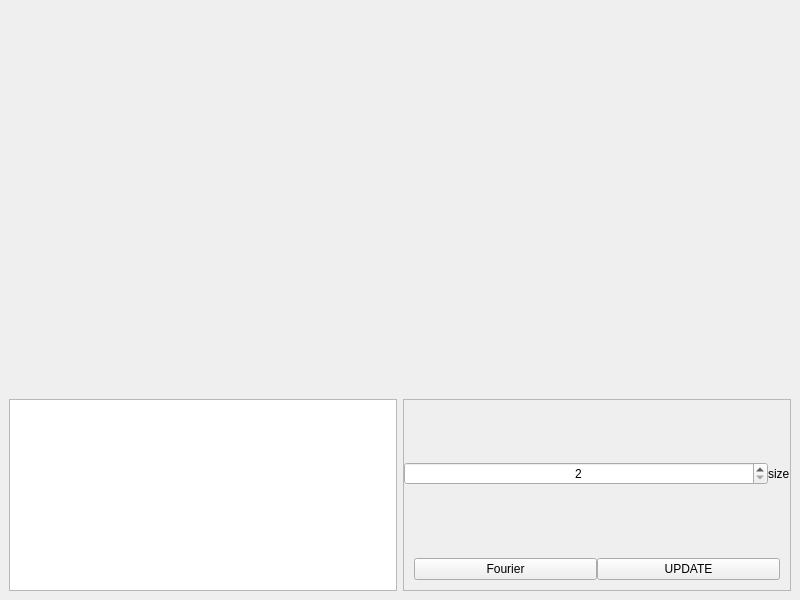
Qt form interface/interface.ui (genzorr/optical-simulation) before a commit.
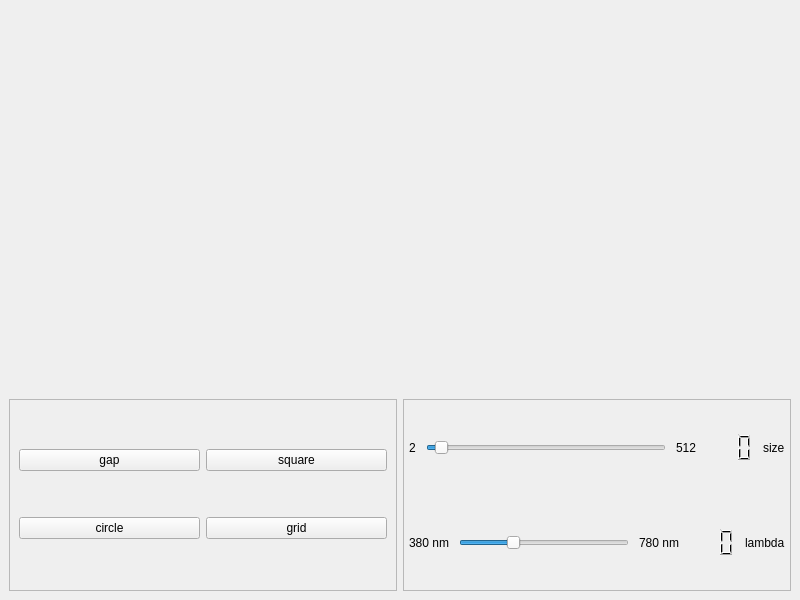
The same form after that commit.

Commit message: Added lambda value slider, size slider. Work properly.

What changed in the file:
```diff
--- a/interface/interface.ui
+++ b/interface/interface.ui
@@ -143,18 +143,48 @@
      </layout>
     </item>
     <item>
-     <layout class="QHBoxLayout" name="hl2" stretch="0,0">
+     <layout class="QHBoxLayout" name="hl2" stretch="1,1">
       <property name="sizeConstraint">
        <enum>QLayout::SetDefaultConstraint</enum>
       </property>
       <item>
-       <widget class="QTextBrowser" name="textBrowser">
-        <property name="sizePolicy">
-         <sizepolicy hsizetype="Preferred" vsizetype="Preferred">
-          <horstretch>0</horstretch>
-          <verstretch>0</verstretch>
-         </sizepolicy>
+       <widget class="QFrame" name="frameTypes">
+        <property name="frameShape">
+         <enum>QFrame::StyledPanel</enum>
         </property>
+        <property name="frameShadow">
+         <enum>QFrame::Raised</enum>
+        </property>
+        <layout class="QGridLayout" name="gridLayout_2">
+         <item row="1" column="0">
+          <widget class="QPushButton" name="gapButton">
+           <property name="text">
+            <string>gap</string>
+           </property>
+          </widget>
+         </item>
+         <item row="3" column="0">
+          <widget class="QPushButton" name="circleButton">
+           <property name="text">
+            <string>circle</string>
+           </property>
+          </widget>
+         </item>
+         <item row="3" column="1">
+          <widget class="QPushButton" name="gridButton">
+           <property name="text">
+            <string>grid</string>
+           </property>
+          </widget>
+         </item>
+         <item row="1" column="1">
+          <widget class="QPushButton" name="squareButton">
+           <property name="text">
+            <string>square</string>
+           </property>
+          </widget>
+         </item>
+        </layout>
        </widget>
       </item>
       <item>
@@ -190,28 +220,91 @@
          <item>
           <layout class="QVBoxLayout" name="vl">
            <item>
-            <layout class="QHBoxLayout" name="hl3">
+            <layout class="QHBoxLayout" name="hl3" stretch="1,10,1,4,1">
+             <property name="spacing">
+              <number>10</number>
+             </property>
+             <property name="leftMargin">
+              <number>5</number>
+             </property>
+             <property name="topMargin">
+              <number>5</number>
+             </property>
+             <property name="rightMargin">
+              <number>5</number>
+             </property>
+             <property name="bottomMargin">
+              <number>5</number>
+             </property>
              <item>
-              <widget class="QSpinBox" name="sizeBox">
-               <property name="alignment">
-                <set>Qt::AlignCenter</set>
+              <widget class="QLabel" name="size1">
+               <property name="sizePolicy">
+                <sizepolicy hsizetype="Fixed" vsizetype="Preferred">
+                 <horstretch>0</horstretch>
+                 <verstretch>0</verstretch>
+                </sizepolicy>
+               </property>
+               <property name="text">
+                <string>2</string>
+               </property>
+              </widget>
+             </item>
+             <item>
+              <widget class="QSlider" name="sizeValue">
+               <property name="sizePolicy">
+                <sizepolicy hsizetype="Preferred" vsizetype="Fixed">
+                 <horstretch>0</horstretch>
+                 <verstretch>0</verstretch>
+                </sizepolicy>
                </property>
                <property name="minimum">
                 <number>2</number>
                </property>
                <property name="maximum">
-                <number>300</number>
+                <number>512</number>
                </property>
                <property name="singleStep">
                 <number>2</number>
                </property>
                <property name="value">
-                <number>2</number>
+                <number>20</number>
                </property>
+               <property name="orientation">
+                <enum>Qt::Horizontal</enum>
+               </property>
               </widget>
              </item>
              <item>
-              <widget class="QLabel" name="label">
+              <widget class="QLabel" name="size2">
+               <property name="sizePolicy">
+                <sizepolicy hsizetype="Fixed" vsizetype="Preferred">
+                 <horstretch>0</horstretch>
+                 <verstretch>0</verstretch>
+                </sizepolicy>
+               </property>
+               <property name="text">
+                <string>512</string>
+               </property>
+              </widget>
+             </item>
+             <item>
+              <widget class="QLCDNumber" name="sizeDisplay">
+               <property name="sizePolicy">
+                <sizepolicy hsizetype="Fixed" vsizetype="Preferred">
+                 <horstretch>0</horstretch>
+                 <verstretch>0</verstretch>
+                </sizepolicy>
+               </property>
+               <property name="frameShape">
+                <enum>QFrame::NoFrame</enum>
+               </property>
+               <property name="digitCount">
+                <number>3</number>
+               </property>
+              </widget>
+             </item>
+             <item>
+              <widget class="QLabel" name="sizeName">
                <property name="sizePolicy">
                 <sizepolicy hsizetype="Fixed" vsizetype="Preferred">
                  <horstretch>0</horstretch>
@@ -221,38 +314,101 @@
                <property name="text">
                 <string>size</string>
                </property>
-               <property name="margin">
-                <number>10</number>
-               </property>
               </widget>
              </item>
             </layout>
            </item>
            <item>
-            <layout class="QHBoxLayout" name="horizontalLayout">
+            <layout class="QHBoxLayout" name="hl4" stretch="1,10,1,4,1">
+             <property name="spacing">
+              <number>10</number>
+             </property>
              <property name="leftMargin">
-              <number>10</number>
+              <number>5</number>
              </property>
              <property name="topMargin">
-              <number>10</number>
+              <number>5</number>
              </property>
              <property name="rightMargin">
-              <number>10</number>
+              <number>5</number>
              </property>
              <property name="bottomMargin">
-              <number>10</number>
+              <number>5</number>
              </property>
              <item>
-              <widget class="QPushButton" name="fourierButton">
+              <widget class="QLabel" name="lambda1">
+               <property name="sizePolicy">
+                <sizepolicy hsizetype="Fixed" vsizetype="Preferred">
+                 <horstretch>0</horstretch>
+                 <verstretch>0</verstretch>
+                </sizepolicy>
+               </property>
                <property name="text">
-                <string>Fourier</string>
+                <string>380 nm</string>
                </property>
               </widget>
              </item>
              <item>
-              <widget class="QPushButton" name="updateButton">
+              <widget class="QSlider" name="lambdaValue">
+               <property name="sizePolicy">
+                <sizepolicy hsizetype="Preferred" vsizetype="Fixed">
+                 <horstretch>0</horstretch>
+                 <verstretch>0</verstretch>
+                </sizepolicy>
+               </property>
+               <property name="minimum">
+                <number>380</number>
+               </property>
+               <property name="maximum">
+                <number>780</number>
+               </property>
+               <property name="value">
+                <number>500</number>
+               </property>
+               <property name="orientation">
+                <enum>Qt::Horizontal</enum>
+               </property>
+              </widget>
+             </item>
+             <item>
+              <widget class="QLabel" name="lambda2">
+               <property name="sizePolicy">
+                <sizepolicy hsizetype="Fixed" vsizetype="Preferred">
+                 <horstretch>0</horstretch>
+                 <verstretch>0</verstretch>
+                </sizepolicy>
+               </property>
                <property name="text">
-                <string>UPDATE</string>
+                <string>780 nm</string>
+               </property>
+              </widget>
+             </item>
+             <item>
+              <widget class="QLCDNumber" name="lambdaDisplay">
+               <property name="sizePolicy">
+                <sizepolicy hsizetype="Fixed" vsizetype="Preferred">
+                 <horstretch>0</horstretch>
+                 <verstretch>0</verstretch>
+                </sizepolicy>
+               </property>
+               <property name="frameShape">
+                <enum>QFrame::NoFrame</enum>
+               </property>
+               <property name="digitCount">
+                <number>3</number>
+               </property>
+              </widget>
+             </item>
+             <item>
+              <widget class="QLabel" name="lambdaName">
+               <property name="sizePolicy">
+                <sizepolicy hsizetype="Fixed" vsizetype="Preferred">
+                 <horstretch>0</horstretch>
+                 <verstretch>0</verstretch>
+                </sizepolicy>
+               </property>
+               <property name="text">
+                <string>lambda</string>
                </property>
               </widget>
              </item>
```
Left out of the diff: 2 changed lines with no effect on the pictures. The commit also changes 7 other files.
